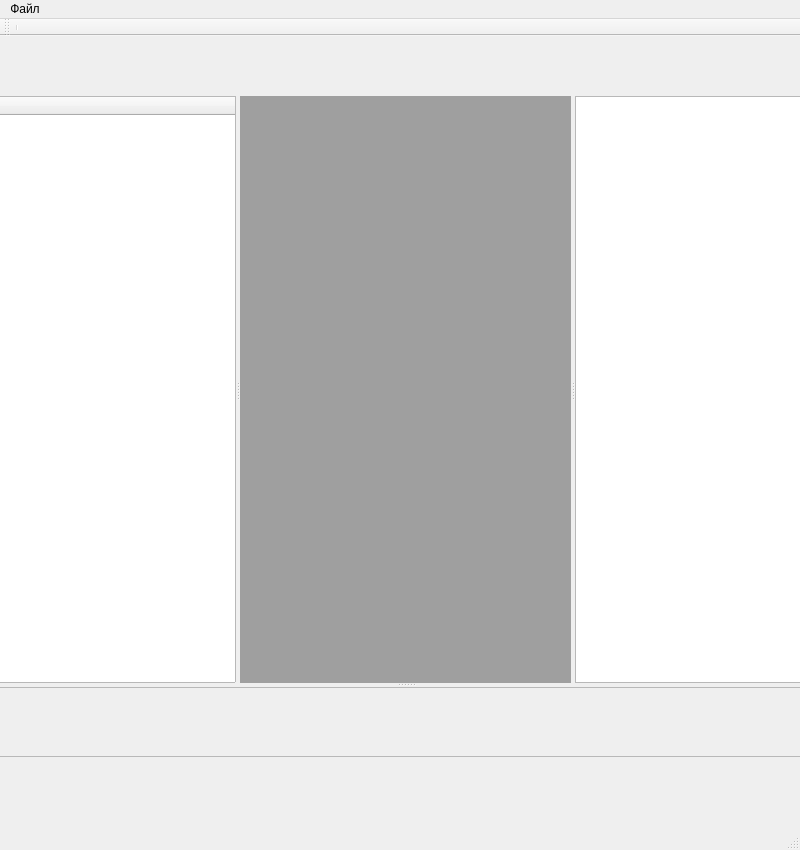
This is modfab.ui in EVTsoft/LAUNCH_GUI as Qt 5 draws it before an edit. The edited form follows.
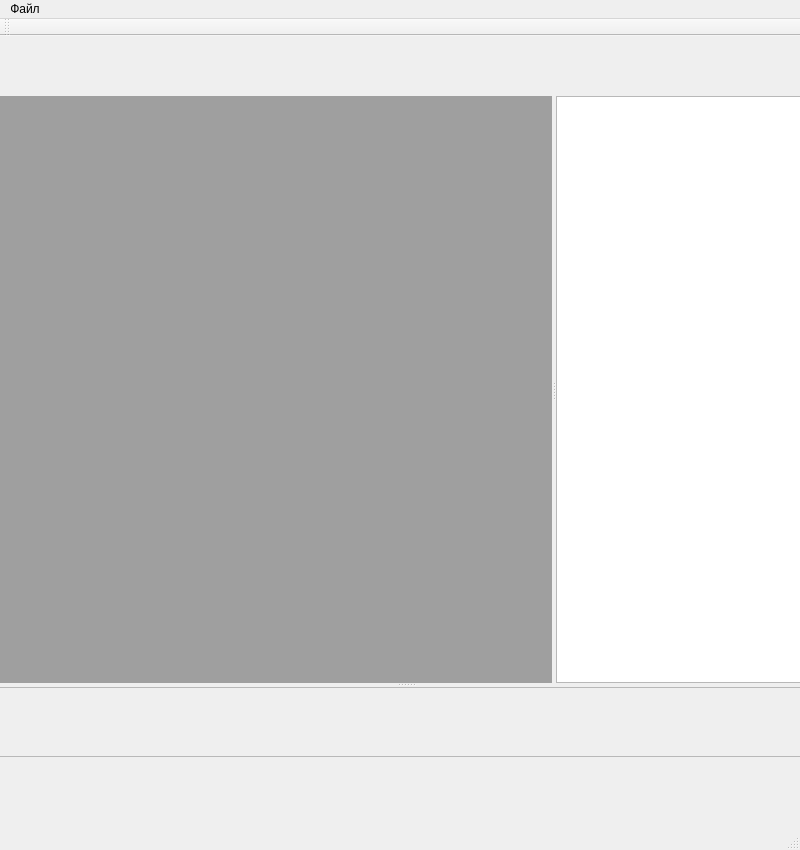
This is the edited form.

```diff
--- a/modfab.ui
+++ b/modfab.ui
@@ -43,22 +43,6 @@
      <property name="orientation">
       <enum>Qt::Horizontal</enum>
      </property>
-     <widget class="QTreeWidget" name="treeWidget">
-      <property name="enabled">
-       <bool>true</bool>
-      </property>
-      <property name="sizePolicy">
-       <sizepolicy hsizetype="Fixed" vsizetype="Expanding">
-        <horstretch>0</horstretch>
-        <verstretch>0</verstretch>
-       </sizepolicy>
-      </property>
-      <column>
-       <property name="text">
-        <string notr="true">1</string>
-       </property>
-      </column>
-     </widget>
      <widget class="QMdiArea" name="mdiArea">
       <property name="sizePolicy">
        <sizepolicy hsizetype="Expanding" vsizetype="Expanding">
@@ -129,9 +113,8 @@
     <enum>TopToolBarArea</enum>
    </attribute>
    <attribute name="toolBarBreak">
-    <bool>true</bool>
+    <bool>false</bool>
    </attribute>
-   <addaction name="separator"/>
   </widget>
   <action name="action">
    <property name="text">
```
